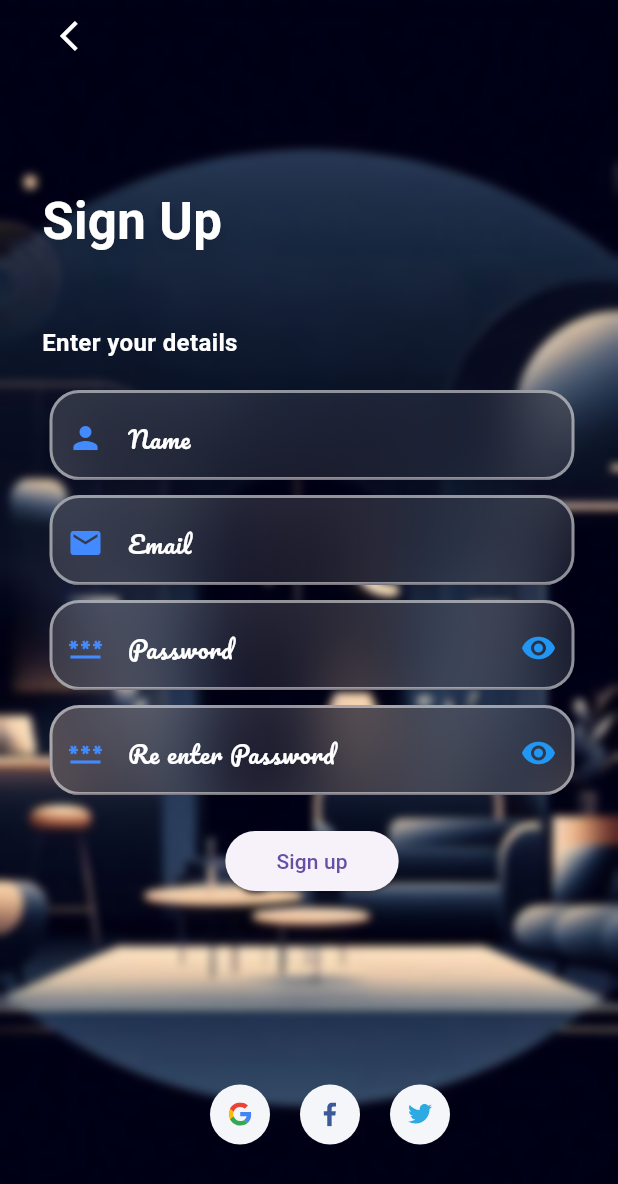
After one commit to Aadithyakr/AR-interior-designer, a Flutter app: the screen it shows after launch, after a tap on "Sign Up", on a phone screen of 412 x 824 dp. The commit adds this screen. Shown: the top 1184 px of the screen. Run offline on Flutter 3.47's test engine with Material 3 defaults, Android fonts, the phone set to English and light mode, and no system bars; drawn by our look-alikes of glassmorphism; our stand-ins replace flutter_svg, google_fonts; Roboto replaces fonts that are missing (Montserrat).

Commit message:
feat-signup

```diff
--- /dev/null
+++ b/lib/constants.dart
@@ -0,0 +1,9 @@
+// Form Error
+final RegExp emailValidatorRegExp =
+    RegExp(r"^[a-zA-Z0-9.]+@[a-zA-Z0-9]+\.[a-zA-Z]+");
+const String kEmailNullError = "Please Enter your email";
+const String kInvalidEmailError = "Please Enter Valid Email";
+const String kPassNullError = "Please Enter your password";
+const String kShortPassError = "Password is too short";
+const String kMatchPassError = "Passwords don't match";
+const String kNamelNullError = "Please Enter your name";
--- /dev/null
+++ b/lib/form_error.dart
@@ -0,0 +1,38 @@
+import 'package:flutter/material.dart';
+import 'package:flutter_svg/flutter_svg.dart';
+
+class FormError extends StatelessWidget {
+  const FormError({
+    super.key,
+    required this.errors,
+  });
+
+  final List<String?> errors;
+
+  @override
+  Widget build(BuildContext context) {
+    return Column(
+      children: List.generate(
+          errors.length, (index) => formErrorText(error: errors[index]!)),
+    );
+  }
+
+  Row formErrorText({required String error}) {
+    return Row(
+      children: [
+        SvgPicture.asset(
+          "assets/icons/Error.svg",
+          height: 16,
+          width: 16,
+        ),
+        const SizedBox(
+          width: 10,
+        ),
+        Text(
+          error,
+          style: const TextStyle(color: Colors.white),
+        ),
+      ],
+    );
+  }
+}
--- /dev/null
+++ b/lib/screens/sign_up.dart
@@ -0,0 +1,487 @@
+import 'package:flutter/material.dart';
+import 'dart:ui';
+import 'package:glassmorphism/glassmorphism.dart';
+import 'package:google_fonts/google_fonts.dart';
+import 'package:flutter_svg/flutter_svg.dart';
+import 'package:pro_s6/constants.dart';
+import 'package:pro_s6/form_error.dart';
+
+class SignUpView extends StatefulWidget {
+  const SignUpView({super.key});
+
+  @override
+  State<SignUpView> createState() => _SignUpState();
+}
+
+class _SignUpState extends State<SignUpView> {
+  @override
+  Widget build(BuildContext context) {
+    return const SafeArea(
+      child: Scaffold(
+        resizeToAvoidBottomInset: false,
+        body: Stack(
+          children: [
+            BackgroundImage(),
+            SignUpForm(),
+          ],
+        ),
+      ),
+    );
+  }
+}
+
+class BackgroundImage extends StatelessWidget {
+  const BackgroundImage({super.key});
+
+  @override
+  Widget build(BuildContext context) {
+    return Container(
+      decoration: const BoxDecoration(
+        image: DecorationImage(
+          image: AssetImage('assets/welcome.png'),
+          fit: BoxFit.cover,
+        ),
+      ),
+      child: BackdropFilter(
+        filter: ImageFilter.blur(sigmaX: 3.0, sigmaY: 3.0),
+        child: Container(
+          decoration: BoxDecoration(color: Colors.white.withOpacity(0.0)),
+        ),
+      ),
+    );
+  }
+}
+
+class SignUpForm extends StatelessWidget {
+  const SignUpForm({super.key});
+
+  @override
+  Widget build(BuildContext context) {
+    return Padding(
+      padding: const EdgeInsets.only(left: 28.0),
+      child: Column(
+        crossAxisAlignment: CrossAxisAlignment.start,
+        children: <Widget>[
+          IconButton(
+              onPressed: () {
+                Navigator.of(context).pop();
+              },
+              icon: const Icon(
+                Icons.arrow_back_ios,
+                color: Colors.white,
+              )),
+          const SizedBox(
+            height: 75,
+          ),
+          const SignUpTitle(),
+          const SizedBox(
+            height: 45,
+          ),
+          const SubTitle(),
+          const SizedBox(
+            height: 20,
+          ),
+          SignUpFields(),
+          const SizedBox(
+            height: 125,
+          ),
+          Row(
+            mainAxisAlignment: MainAxisAlignment.center,
+            children: [
+              SocialCard(
+                icon: "assets/icons/google-icon.svg",
+                press: () {},
+              ),
+              SocialCard(
+                icon: "assets/icons/facebook.svg",
+                press: () {},
+              ),
+              SocialCard(
+                icon: "assets/icons/twitter.svg",
+                press: () {},
+              ),
+            ],
+          ),
+        ],
+      ),
+    );
+  }
+}
+
+class SignUpTitle extends StatelessWidget {
+  const SignUpTitle({super.key});
+
+  @override
+  Widget build(BuildContext context) {
+    return const Text(
+      'Sign Up',
+      style: TextStyle(
+        color: Colors.white,
+        fontSize: 34.0,
+        fontWeight: FontWeight.bold,
+        shadows: [
+          BoxShadow(
+            color: Color.fromRGBO(0, 0, 0, 0.15),
+            offset: Offset(0, 5),
+            blurRadius: 10.0,
+          )
+        ],
+      ),
+    );
+  }
+}
+
+class SubTitle extends StatelessWidget {
+  const SubTitle({super.key});
+
+  @override
+  Widget build(BuildContext context) {
+    return const Padding(
+      padding: EdgeInsets.only(right: 56.0),
+      child: Text(
+        'Enter your details',
+        style: TextStyle(
+          color: Colors.white,
+          fontSize: 16.0,
+          fontWeight: FontWeight.w600,
+        ),
+      ),
+    );
+  }
+}
+
+class SignUpFields extends StatefulWidget {
+  const SignUpFields({super.key});
+
+  @override
+  State<SignUpFields> createState() => _SignUpFieldsState();
+}
+
+class _SignUpFieldsState extends State<SignUpFields> {
+  final _formKey = GlobalKey<FormState>();
+  String? email;
+  String? password;
+  String? conform_password;
+  bool remember = false;
+  final List<String?> errors = [];
+
+  void addError({String? error}) {
+    if (!errors.contains(error)) {
+      setState(() {
+        errors.add(error);
+      });
+    }
+  }
+
+  void removeError({String? error}) {
+    if (errors.contains(error)) {
+      setState(() {
+        errors.remove(error);
+      });
+    }
+  }
+
+  bool obscureText1 = true;
+  bool obscureText2 = true;
+
+  @override
+  Widget build(BuildContext context) {
+    return SizedBox(
+      width: 360,
+      child: Form(
+        key: _formKey,
+        child: Column(
+          children: <Widget>[
+            GlassmorphicContainer(
+              width: 350,
+              height: 60,
+              borderRadius: 20,
+              blur: 20,
+              alignment: Alignment.bottomCenter,
+              border: 2,
+              linearGradient: LinearGradient(
+                  begin: Alignment.topLeft,
+                  end: Alignment.bottomRight,
+                  colors: [
+                    const Color(0xFFffffff).withOpacity(0.1),
+                    const Color(0xFFFFFFFF).withOpacity(0.05),
+                  ],
+                  stops: const [
+                    0.1,
+                    1,
+                  ]),
+              borderGradient: LinearGradient(
+                begin: Alignment.topLeft,
+                end: Alignment.bottomRight,
+                colors: [
+                  const Color(0xFFffffff).withOpacity(0.5),
+                  const Color((0xFFFFFFFF)).withOpacity(0.5),
+                ],
+              ),
+              child: TextFormField(
+                style: const TextStyle(fontSize: 16.0, color: Colors.white),
+                decoration: InputDecoration(
+                  prefixIcon: const Icon(
+                    Icons.person,
+                    color: Colors.blueAccent,
+                  ),
+                  labelText: 'Name',
+                  labelStyle: GoogleFonts.pacifico(color: Colors.white),
+                ),
+              ),
+            ),
+            const SizedBox(
+              height: 10,
+            ),
+            GlassmorphicContainer(
+              width: 350,
+              height: 60,
+              borderRadius: 20,
+              blur: 20,
+              alignment: Alignment.bottomCenter,
+              border: 2,
+              linearGradient: LinearGradient(
+                  begin: Alignment.topLeft,
+                  end: Alignment.bottomRight,
+                  colors: [
+                    const Color(0xFFffffff).withOpacity(0.1),
+                    const Color(0xFFFFFFFF).withOpacity(0.05),
+                  ],
+                  stops: const [
+                    0.1,
+                    1,
+                  ]),
+              borderGradient: LinearGradient(
+                begin: Alignment.topLeft,
+                end: Alignment.bottomRight,
+                colors: [
+                  const Color(0xFFffffff).withOpacity(0.5),
+                  const Color((0xFFFFFFFF)).withOpacity(0.5),
+                ],
+              ),
+              child: TextFormField(
+                keyboardType: TextInputType.emailAddress,
+                onSaved: (newValue) => email = newValue,
+                onChanged: (value) {
+                  if (value.isNotEmpty) {
+                    removeError(error: kEmailNullError);
+                  } else if (emailValidatorRegExp.hasMatch(value)) {
+                    removeError(error: kInvalidEmailError);
+                  }
+                  return;
+                },
+                validator: (value) {
+                  if (value!.isEmpty) {
+                    addError(error: kEmailNullError);
+                    return "";
+                  } else if (!emailValidatorRegExp.hasMatch(value)) {
+                    addError(error: kInvalidEmailError);
+                    return "";
+                  }
+                  return null;
+                },
+                style: const TextStyle(fontSize: 16.0, color: Colors.white),
+                decoration: InputDecoration(
+                  prefixIcon: const Icon(
+                    Icons.email,
+                    color: Colors.blueAccent,
+                  ),
+                  labelText: 'Email',
+                  labelStyle: GoogleFonts.pacifico(color: Colors.white),
+                ),
+              ),
+            ),
+            const SizedBox(
+              height: 10,
+            ),
+            GlassmorphicContainer(
+              width: 350,
+              height: 60,
+              borderRadius: 20,
+              blur: 20,
+              alignment: Alignment.bottomCenter,
+              border: 2,
+              linearGradient: LinearGradient(
+                  begin: Alignment.topLeft,
+                  end: Alignment.bottomRight,
+                  colors: [
+                    const Color(0xFFffffff).withOpacity(0.1),
+                    const Color(0xFFFFFFFF).withOpacity(0.05),
+                  ],
+                  stops: const [
+                    0.1,
+                    1,
+                  ]),
+              borderGradient: LinearGradient(
+                begin: Alignment.topLeft,
+                end: Alignment.bottomRight,
+                colors: [
+                  const Color(0xFFffffff).withOpacity(0.5),
+                  const Color((0xFFFFFFFF)).withOpacity(0.5),
+                ],
+              ),
+              child: TextFormField(
+                onSaved: (newValue) => password = newValue,
+                onChanged: (value) {
+                  if (value.isNotEmpty) {
+                    removeError(error: kPassNullError);
+                  } else if (value.length >= 8) {
+                    removeError(error: kShortPassError);
+                  }
+                  password = value;
+                },
+                validator: (value) {
+                  if (value!.isEmpty) {
+                    addError(error: kPassNullError);
+                    return "";
+                  } else if (value.length < 8) {
+                    addError(error: kShortPassError);
+                    return "";
+                  }
+                  return null;
+                },
+                style: const TextStyle(fontSize: 16.0, color: Colors.white),
+                obscureText: obscureText1,
+                decoration: InputDecoration(
+                  prefixIcon: const Icon(
+                    Icons.password,
+                    color: Colors.blueAccent,
+                  ),
+                  suffixIcon: IconButton(
+                    onPressed: () {
+                      setState(() {
+                        obscureText1 = !obscureText1;
+                      });
+                    },
+                    icon: Icon(
+                      obscureText1 ? Icons.visibility : Icons.visibility_off,
+                      color: Colors.blue,
+                    ),
+                  ),
+                  labelText: 'Password',
+                  labelStyle: GoogleFonts.pacifico(color: Colors.white),
+                ),
+              ),
+            ),
+            const SizedBox(
+              height: 10,
+            ),
+            GlassmorphicContainer(
+              width: 350,
+              height: 60,
+              borderRadius: 20,
+              blur: 20,
+              alignment: Alignment.bottomCenter,
+              border: 2,
+              linearGradient: LinearGradient(
+                  begin: Alignment.topLeft,
+                  end: Alignment.bottomRight,
+                  colors: [
+                    const Color(0xFFffffff).withOpacity(0.1),
+                    const Color(0xFFFFFFFF).withOpacity(0.05),
+                  ],
+                  stops: const [
+                    0.1,
+                    1,
+                  ]),
+              borderGradient: LinearGradient(
+                begin: Alignment.topLeft,
+                end: Alignment.bottomRight,
+                colors: [
+                  const Color(0xFFffffff).withOpacity(0.5),
+                  const Color((0xFFFFFFFF)).withOpacity(0.5),
+                ],
+              ),
+              child: TextFormField(
+                onSaved: (newValue) => conform_password = newValue,
+                onChanged: (value) {
+                  if (value.isNotEmpty) {
+                    removeError(error: kPassNullError);
+                  } else if (value.isNotEmpty && password == conform_password) {
+                    removeError(error: kMatchPassError);
+                  }
+                  conform_password = value;
+                },
+                validator: (value) {
+                  if (value!.isEmpty) {
+                    addError(error: kPassNullError);
+                    return "";
+                  } else if ((password != value)) {
+                    addError(error: kMatchPassError);
+                    return "";
+                  }
+                  return null;
+                },
+                style: const TextStyle(fontSize: 16.0, color: Colors.white),
+                obscureText: obscureText2,
+                decoration: InputDecoration(
+                  prefixIcon: const Icon(
+                    Icons.password,
+                    color: Colors.blueAccent,
+                  ),
+                  suffixIcon: IconButton(
+                    onPressed: () {
+                      setState(() {
+                        obscureText2 = !obscureText2;
+                      });
+                    },
+                    icon: Icon(
+                      obscureText2 ? Icons.visibility : Icons.visibility_off,
+                      color: Colors.blue,
+                    ),
+                  ),
+                  labelText: 'Re enter Password',
+                  labelStyle: GoogleFonts.pacifico(color: Colors.white),
+                ),
+              ),
+            ),
+            FormError(errors: errors),
+            const SizedBox(height: 20),
+            ElevatedButton(
+              onPressed: () {
+                if (_formKey.currentState!.validate()) {
+                  _formKey.currentState!.save();
+                  // if all are valid then go to login
+                  Navigator.of(context).pop();
+                }
+              },
+              child: const Padding(
+                padding: EdgeInsets.symmetric(horizontal: 10),
+                child: Text('Sign up'),
+              ),
+            ),
+          ],
+        ),
+      ),
+    );
+  }
+}
+
+class SocialCard extends StatelessWidget {
+  const SocialCard({
+    super.key,
+    this.icon,
+    this.press,
+  });
+
+  final String? icon;
+  final Function? press;
+
+  @override
+  Widget build(BuildContext context) {
+    return GestureDetector(
+      onTap: press as void Function()?,
+      child: Container(
+        margin: const EdgeInsets.symmetric(horizontal: 10),
+        padding: const EdgeInsets.all(12),
+        height: 40,
+        width: 40,
+        decoration: const BoxDecoration(
+          color: Color(0xFFF5F6F9),
+          shape: BoxShape.circle,
+        ),
+        child: SvgPicture.asset(icon!),
+      ),
+    );
+  }
+}
--- a/lib/screens/splash_page.dart
+++ b/lib/screens/splash_page.dart
@@ -19,7 +19,7 @@ class SplashScreenState extends State<SplashScreen>
   void initState() {
     super.initState();
     controller = AnimationController(
-        duration: const Duration(milliseconds: 2500), vsync: this);
+        duration: const Duration(milliseconds: 3500), vsync: this);
     opacity = Tween<double>(begin: 1.0, end: 0.0).animate(controller)
       ..addListener(() {
         setState(() {});
--- a/lib/screens/welcome_back_page.dart
+++ b/lib/screens/welcome_back_page.dart
@@ -1,8 +1,8 @@
 import 'dart:ui';
-
 import 'package:flutter/material.dart';
 import 'package:glassmorphism/glassmorphism.dart';
 import 'package:google_fonts/google_fonts.dart';
+import 'package:pro_s6/screens/sign_up.dart';
 
 class WelcomeBackPage extends StatefulWidget {
   const WelcomeBackPage({super.key});
@@ -15,7 +15,7 @@ class WelcomeBackPageState extends State<WelcomeBackPage> {
   @override
   Widget build(BuildContext context) {
     return const Scaffold(
-      resizeToAvoidBottomInset: false, // Add this
+      resizeToAvoidBottomInset: false,
       body: Stack(
         children: <Widget>[
           BackgroundImage(),
@@ -73,7 +73,7 @@ class LoginForm extends StatelessWidget {
           SizedBox(
             height: 200,
           ),
-          SignUp(),
+          SignUpButton(),
           SizedBox(
             height: 20,
           ),
@@ -126,8 +126,15 @@ class SubTitle extends StatelessWidget {
   }
 }
 
-class LoginFields extends StatelessWidget {
+class LoginFields extends StatefulWidget {
   const LoginFields({super.key});
+
+  @override
+  State<LoginFields> createState() => _LoginFieldsState();
+}
+
+class _LoginFieldsState extends State<LoginFields> {
+  bool obscureText1 = true;
 
   @override
   Widget build(BuildContext context) {
@@ -205,11 +212,22 @@ class LoginFields extends StatelessWidget {
               ),
               child: TextFormField(
                 style: const TextStyle(fontSize: 16.0, color: Colors.white),
-                obscureText: true,
+                obscureText: obscureText1,
                 decoration: InputDecoration(
                   prefixIcon: const Icon(
                     Icons.password,
                     color: Colors.blueAccent,
+                  ),
+                  suffixIcon: IconButton(
+                    onPressed: () {
+                      setState(() {
+                        obscureText1 = !obscureText1;
+                      });
+                    },
+                    icon: Icon(
+                      obscureText1 ? Icons.visibility : Icons.visibility_off,
+                      color: Colors.blue,
+                    ),
                   ),
                   labelText: 'Password',
                   labelStyle: GoogleFonts.pacifico(color: Colors.white),
@@ -268,16 +286,16 @@ class ForgotPassword extends StatelessWidget {
   }
 }
 
-class SignUp extends StatelessWidget {
-  const SignUp({super.key});
+class SignUpButton extends StatelessWidget {
+  const SignUpButton({super.key});
   @override
   Widget build(BuildContext context) {
-    return const Padding(
-      padding: EdgeInsets.only(bottom: 20),
+    return Padding(
+      padding: const EdgeInsets.only(bottom: 20),
       child: Row(
         mainAxisAlignment: MainAxisAlignment.center,
         children: <Widget>[
-          Text(
+          const Text(
             'New here?  ',
             style: TextStyle(
               fontStyle: FontStyle.italic,
@@ -286,8 +304,14 @@ class SignUp extends StatelessWidget {
             ),
           ),
           InkWell(
-            // onTap: () {Navigator.of(context).push(MaterialPageRoute(builder: (context) => const Sign_in(),));},
-            child: Text(
+            onTap: () {
+              Navigator.of(context).push(
+                MaterialPageRoute(
+                  builder: (context) => const SignUpView(),
+                ),
+              );
+            },
+            child: const Text(
               'Sign Up',
               style: TextStyle(
                 color: Colors.amberAccent,
--- a/pubspec.yaml
+++ b/pubspec.yaml
@@ -37,6 +37,8 @@ dependencies:
   cupertino_icons: ^1.0.6
   glassmorphism: ^3.0.0
   google_fonts: ^6.2.1
+  flutter_svg: ^2.0.10+1
+  framework: ^1.0.3
 
 dev_dependencies:
   flutter_test:
@@ -63,6 +65,7 @@ flutter:
   # To add assets to your application, add an assets section, like this:
   assets:
   - assets/
+  - assets/icons/
 
   # An image asset can refer to one or more resolution-specific "variants", see
   # https://flutter.dev/assets-and-images/#resolution-aware
```
Also changed, not shown: assets/icons/Error.svg (added), assets/icons/facebook.svg (added), assets/icons/google-icon.svg (added), assets/icons/twitter.svg (added), pubspec.lock.
